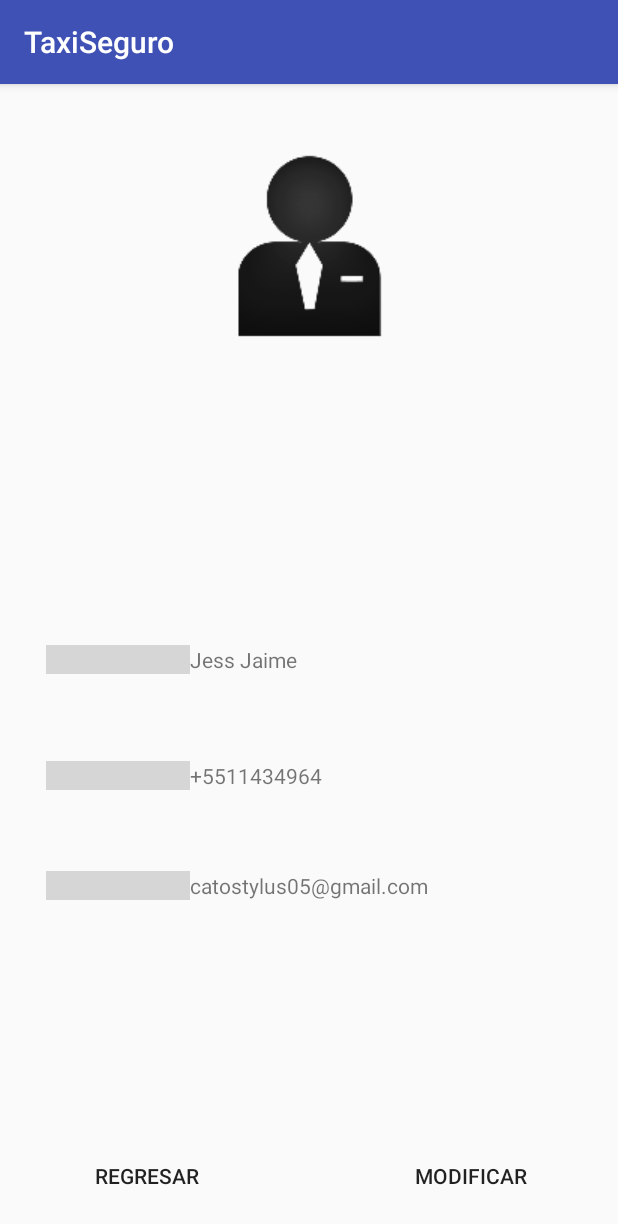
After one commit to breakingRisk/TaxiSeguro, an Android app: the Perfil screen opened directly, with no data from a screen before it, on a phone screen of 412 x 824 dp. The commit adds this screen. Shown: the top 1224 px of the screen. Run offline under Robolectric (Android 15) with nearby library versions, the phone set to English and light mode, and no system bars; grey boxes are pictures that could not be loaded.

Commit message:
Agregue el perfil

```diff
--- a/TaxiSeguro/app/src/main/AndroidManifest.xml
+++ b/TaxiSeguro/app/src/main/AndroidManifest.xml
@@ -17,6 +17,8 @@
         </activity>
         <activity android:name=".pedirTaxi" >
         </activity>
+        <activity android:name=".Perfil" >
+        </activity>
     </application>
 
 </manifest>
--- /dev/null
+++ b/TaxiSeguro/app/src/main/java/com/example/magdiel/taxiseguro/Perfil.java
@@ -0,0 +1,13 @@
+package com.example.magdiel.taxiseguro;
+
+import android.support.v7.app.AppCompatActivity;
+import android.os.Bundle;
+
+public class Perfil extends AppCompatActivity {
+
+    @Override
+    protected void onCreate(Bundle savedInstanceState) {
+        super.onCreate(savedInstanceState);
+        setContentView(R.layout.activity_perfil);
+    }
+}
--- /dev/null
+++ b/TaxiSeguro/app/src/main/res/layout/activity_perfil.xml
@@ -0,0 +1,98 @@
+<?xml version="1.0" encoding="utf-8"?>
+<RelativeLayout xmlns:android="http://schemas.android.com/apk/res/android"
+    xmlns:tools="http://schemas.android.com/tools" android:layout_width="match_parent"
+    android:layout_height="match_parent" android:paddingLeft="@dimen/activity_horizontal_margin"
+    android:paddingRight="@dimen/activity_horizontal_margin"
+    android:paddingTop="@dimen/activity_vertical_margin"
+    android:paddingBottom="@dimen/activity_vertical_margin"
+    tools:context="com.example.magdiel.taxiseguro.Perfil">
+
+    <TextView
+        android:layout_width="wrap_content"
+        android:layout_height="wrap_content"
+        android:text="Jess Jaime"
+        android:id="@+id/nombre"
+        android:layout_centerVertical="true"
+        android:layout_toRightOf="@+id/imageView3"
+        android:layout_toEndOf="@+id/imageView3" />
+
+    <TextView
+        android:layout_width="wrap_content"
+        android:layout_height="wrap_content"
+        android:textAppearance="?android:attr/textAppearanceSmall"
+        android:text="+5511434964"
+        android:id="@+id/telefono"
+        android:layout_below="@+id/nombre"
+        android:layout_alignLeft="@+id/correo"
+        android:layout_alignStart="@+id/correo"
+        android:layout_marginTop="58dp" />
+
+    <TextView
+        android:layout_width="wrap_content"
+        android:layout_height="wrap_content"
+        android:text="catostylus05@gmail.com"
+        android:id="@+id/correo"
+        android:layout_below="@+id/telefono"
+        android:layout_centerHorizontal="true"
+        android:layout_marginTop="54dp" />
+
+    <ImageView
+        android:layout_width="wrap_content"
+        android:layout_height="wrap_content"
+        android:id="@+id/imageView"
+        android:src="@drawable/speaker"
+        android:layout_alignBottom="@+id/correo"
+        android:layout_toLeftOf="@+id/telefono"
+        android:layout_alignTop="@+id/correo" />
+
+    <ImageView
+        android:layout_width="wrap_content"
+        android:layout_height="wrap_content"
+        android:id="@+id/imageView2"
+        android:layout_alignBottom="@+id/telefono"
+        android:layout_toLeftOf="@+id/telefono"
+        android:layout_toStartOf="@+id/telefono"
+        android:src="@drawable/mail"
+        android:layout_alignTop="@+id/telefono" />
+
+    <ImageView
+        android:layout_width="wrap_content"
+        android:layout_height="wrap_content"
+        android:id="@+id/imageView3"
+        android:layout_alignBottom="@+id/nombre"
+        android:layout_toLeftOf="@+id/telefono"
+        android:layout_toStartOf="@+id/telefono"
+        android:src="@drawable/user"
+        android:layout_alignTop="@+id/nombre" />
+
+    <ImageView
+        android:layout_width="wrap_content"
+        android:layout_height="wrap_content"
+        android:id="@+id/imageView4"
+        android:src="@drawable/account"
+        android:layout_alignParentTop="true"
+        android:layout_centerHorizontal="true"
+        android:layout_marginTop="28dp" />
+
+    <Button
+        android:layout_width="wrap_content"
+        android:layout_height="wrap_content"
+        android:text="Modificar"
+        android:id="@+id/modificar"
+        android:layout_alignParentBottom="true"
+        android:background="?android:attr/selectableItemBackground"
+        android:layout_toRightOf="@+id/imageView4"
+        android:layout_toEndOf="@+id/imageView4" />
+
+    <Button
+        android:layout_width="wrap_content"
+        android:layout_height="wrap_content"
+        android:text="Regresar"
+        android:id="@+id/regresar"
+        android:background="?android:attr/selectableItemBackground"
+        android:layout_alignTop="@+id/modificar"
+        android:layout_toLeftOf="@+id/imageView4"
+        android:layout_toStartOf="@+id/imageView4" />
+
+
+</RelativeLayout>
--- a/TaxiSeguro/app/src/main/res/layout/pedir_taxi.xml
+++ b/TaxiSeguro/app/src/main/res/layout/pedir_taxi.xml
@@ -7,4 +7,15 @@
     android:paddingBottom="@dimen/activity_vertical_margin"
     tools:context="com.example.magdiel.taxiseguro.pedirTaxi">
 
+    <Button
+        android:layout_width="wrap_content"
+        android:layout_height="wrap_content"
+        android:text="Perfil"
+        android:id="@+id/button3"
+        android:background="?android:attr/selectableItemBackground"
+        android:layout_alignParentBottom="true"
+        android:layout_alignParentRight="true"
+        android:layout_alignParentEnd="true"
+        android:layout_marginRight="38dp"
+        android:layout_marginEnd="38dp" />
 </RelativeLayout>
```
Also changed, not shown: TaxiSeguro/app/src/main/res/drawable/account.png (added), 1 other file.
